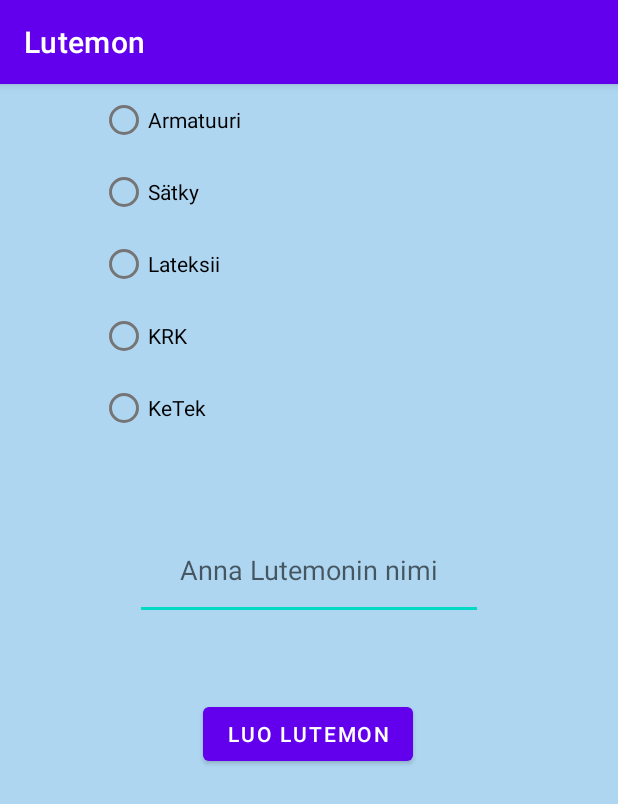
After one commit to dtuukkanen/Lutemon, an Android app: the CreateLutemonActivity screen opened directly, with no data from a screen before it, on a phone screen of 412 x 824 dp. The commit adds this screen. Shown: the top 804 px of the screen. Run offline under Robolectric (Android 15) with nearby library versions, the phone set to English and light mode, and no system bars.

Commit message:
Home, TrainingArea, BattleField, CreateLutemonActivity created.

```diff
--- a/app/src/main/AndroidManifest.xml
+++ b/app/src/main/AndroidManifest.xml
@@ -12,6 +12,9 @@
         android:theme="@style/Theme.Lutemon"
         tools:targetApi="31">
         <activity
+            android:name=".CreateLutemonActivity"
+            android:exported="false" />
+        <activity
             android:name=".MainActivity"
             android:exported="true">
             <intent-filter>
--- /dev/null
+++ b/app/src/main/java/com/example/lutemon/BattleField.java
@@ -0,0 +1,12 @@
+package com.example.lutemon;
+
+public class BattleField extends Storage{
+
+    public BattleField(String name) {
+        super("Taistelukenttä");
+    }
+
+    public void battle() {
+
+    }
+}
--- /dev/null
+++ b/app/src/main/java/com/example/lutemon/CreateLutemonActivity.java
@@ -0,0 +1,14 @@
+package com.example.lutemon;
+
+import androidx.appcompat.app.AppCompatActivity;
+
+import android.os.Bundle;
+
+public class CreateLutemonActivity extends AppCompatActivity {
+
+    @Override
+    protected void onCreate(Bundle savedInstanceState) {
+        super.onCreate(savedInstanceState);
+        setContentView(R.layout.activity_create_lutemon);
+    }
+}
--- /dev/null
+++ b/app/src/main/java/com/example/lutemon/Home.java
@@ -0,0 +1,13 @@
+package com.example.lutemon;
+
+public class Home extends Storage{
+
+    public Home(String name) {
+        super("Koti");
+    }
+
+    public void createLutemon(Home home) {
+
+    }
+
+}
--- a/app/src/main/java/com/example/lutemon/Storage.java
+++ b/app/src/main/java/com/example/lutemon/Storage.java
@@ -15,7 +15,11 @@ public class Storage {
 
     private static Storage storage = null;
 
-    private Storage() {}
+    public Storage() {}
+
+    public Storage(String name) {
+        this.name = name;
+    }
 
     public static Storage getInstance() {
         if (storage == null) {
--- /dev/null
+++ b/app/src/main/java/com/example/lutemon/TrainingArea.java
@@ -0,0 +1,12 @@
+package com.example.lutemon;
+
+public class TrainingArea extends Storage{
+
+    public TrainingArea(String name) {
+        super("Harjoittelukenttä");
+    }
+
+    public void train() {
+
+    }
+}
--- /dev/null
+++ b/app/src/main/res/layout/activity_create_lutemon.xml
@@ -0,0 +1,72 @@
+<?xml version="1.0" encoding="utf-8"?>
+<androidx.constraintlayout.widget.ConstraintLayout xmlns:android="http://schemas.android.com/apk/res/android"
+    xmlns:app="http://schemas.android.com/apk/res-auto"
+    xmlns:tools="http://schemas.android.com/tools"
+    android:layout_width="match_parent"
+    android:layout_height="match_parent"
+    android:background="#AED6F1"
+    tools:context=".CreateLutemonActivity">
+
+    <RadioGroup
+        android:id="@+id/radioGroup"
+        android:layout_width="279dp"
+        android:layout_height="wrap_content"
+        app:layout_constraintEnd_toEndOf="parent"
+        app:layout_constraintStart_toStartOf="parent"
+        app:layout_constraintTop_toTopOf="parent">
+
+        <RadioButton
+            android:id="@+id/rbArmatuuri"
+            android:layout_width="match_parent"
+            android:layout_height="wrap_content"
+            android:text="Armatuuri" />
+
+        <RadioButton
+            android:id="@+id/rbSatky"
+            android:layout_width="match_parent"
+            android:layout_height="wrap_content"
+            android:text="Sätky" />
+
+        <RadioButton
+            android:id="@+id/rbLateksii"
+            android:layout_width="match_parent"
+            android:layout_height="wrap_content"
+            android:text="Lateksii" />
+
+        <RadioButton
+            android:id="@+id/rbKRK"
+            android:layout_width="match_parent"
+            android:layout_height="wrap_content"
+            android:text="KRK" />
+
+        <RadioButton
+            android:id="@+id/rbKetek"
+            android:layout_width="match_parent"
+            android:layout_height="wrap_content"
+            android:text="KeTek" />
+    </RadioGroup>
+
+    <EditText
+        android:id="@+id/editTextName"
+        android:layout_width="232dp"
+        android:layout_height="66dp"
+        android:layout_marginTop="51dp"
+        android:ems="10"
+        android:hint="Anna Lutemonin nimi"
+        android:inputType="textPersonName"
+        android:textAlignment="center"
+        app:layout_constraintEnd_toEndOf="parent"
+        app:layout_constraintStart_toStartOf="parent"
+        app:layout_constraintTop_toBottomOf="@+id/radioGroup" />
+
+    <Button
+        android:id="@+id/btnCreateLutemon"
+        android:layout_width="wrap_content"
+        android:layout_height="wrap_content"
+        android:layout_marginTop="52dp"
+        android:text="Luo Lutemon"
+        app:layout_constraintEnd_toEndOf="parent"
+        app:layout_constraintHorizontal_bias="0.498"
+        app:layout_constraintStart_toStartOf="parent"
+        app:layout_constraintTop_toBottomOf="@+id/editTextName" />
+</androidx.constraintlayout.widget.ConstraintLayout>
--- a/app/src/main/res/layout/activity_main.xml
+++ b/app/src/main/res/layout/activity_main.xml
@@ -28,7 +28,7 @@
         app:layout_constraintTop_toBottomOf="@+id/btnSwitchToCreation" />
 
     <Button
-        android:id="@+id/btnSwitchToShift"
+        android:id="@+id/btnSwitchToShifting"
         android:layout_width="200dp"
         android:layout_height="wrap_content"
         android:text="Siirrä Lutemoneja"
@@ -43,7 +43,7 @@
         android:text="Taisteluareenalle"
         app:layout_constraintEnd_toEndOf="parent"
         app:layout_constraintStart_toStartOf="parent"
-        app:layout_constraintTop_toBottomOf="@+id/btnSwitchToShift" />
+        app:layout_constraintTop_toBottomOf="@+id/btnSwitchToShifting" />
 
     <Button
         android:id="@+id/btnLoadLutemons"
```
